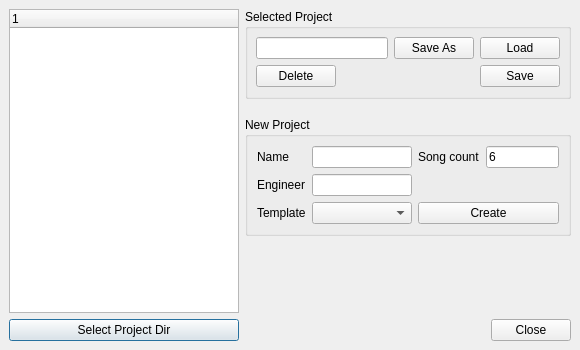
This is src/traverso/ui/ProjectManagerDialog.ui in ErwanLegrand/Traverso-DAW as Qt 5 draws it before an edit. The edited form follows.
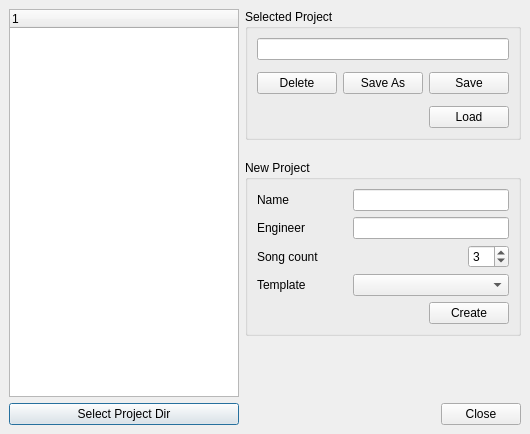
This is the edited form.

```diff
--- a/src/traverso/ui/ProjectManagerDialog.ui
+++ b/src/traverso/ui/ProjectManagerDialog.ui
@@ -5,8 +5,8 @@
    <rect>
     <x>0</x>
     <y>0</y>
-    <width>580</width>
-    <height>350</height>
+    <width>530</width>
+    <height>434</height>
    </rect>
   </property>
   <property name="minimumSize" >
@@ -17,7 +17,7 @@
   </property>
   <property name="maximumSize" >
    <size>
-    <width>580</width>
+    <width>550</width>
     <height>500</height>
    </size>
   </property>
@@ -82,7 +82,7 @@
       <number>0</number>
      </property>
      <property name="spacing" >
-      <number>20</number>
+      <number>6</number>
      </property>
      <item>
       <layout class="QVBoxLayout" >
@@ -90,7 +90,7 @@
         <number>0</number>
        </property>
        <property name="spacing" >
-        <number>18</number>
+        <number>20</number>
        </property>
        <item>
         <widget class="QGroupBox" name="groupBox_2" >
@@ -105,72 +105,74 @@
          </property>
          <layout class="QVBoxLayout" >
           <property name="margin" >
-           <number>8</number>
+           <number>9</number>
           </property>
           <property name="spacing" >
-           <number>6</number>
+           <number>12</number>
           </property>
           <item>
-           <layout class="QGridLayout" >
+           <widget class="QLineEdit" name="selectedProjectName" >
+            <property name="enabled" >
+             <bool>true</bool>
+            </property>
+            <property name="sizePolicy" >
+             <sizepolicy>
+              <hsizetype>7</hsizetype>
+              <vsizetype>0</vsizetype>
+              <horstretch>1</horstretch>
+              <verstretch>0</verstretch>
+             </sizepolicy>
+            </property>
+            <property name="minimumSize" >
+             <size>
+              <width>50</width>
+              <height>0</height>
+             </size>
+            </property>
+            <property name="mouseTracking" >
+             <bool>true</bool>
+            </property>
+            <property name="readOnly" >
+             <bool>false</bool>
+            </property>
+           </widget>
+          </item>
+          <item>
+           <layout class="QHBoxLayout" >
             <property name="margin" >
              <number>0</number>
             </property>
             <property name="spacing" >
              <number>6</number>
             </property>
-            <item row="1" column="1" >
-             <spacer>
-              <property name="orientation" >
-               <enum>Qt::Horizontal</enum>
-              </property>
-              <property name="sizeHint" >
-               <size>
-                <width>40</width>
-                <height>20</height>
-               </size>
-              </property>
-             </spacer>
-            </item>
-            <item row="0" column="0" colspan="2" >
-             <widget class="QLineEdit" name="selectedProjectName" >
-              <property name="sizePolicy" >
-               <sizepolicy>
-                <hsizetype>7</hsizetype>
-                <vsizetype>0</vsizetype>
-                <horstretch>1</horstretch>
-                <verstretch>0</verstretch>
-               </sizepolicy>
-              </property>
-              <property name="minimumSize" >
-               <size>
-                <width>50</width>
-                <height>0</height>
-               </size>
-              </property>
-             </widget>
-            </item>
-            <item row="0" column="2" >
-             <widget class="QPushButton" name="saveAsProjectButton" >
-              <property name="text" >
-               <string>Save As</string>
-              </property>
-             </widget>
-            </item>
-            <item row="1" column="0" >
+            <item>
              <widget class="QPushButton" name="deleteProjectbutton" >
               <property name="text" >
                <string>Delete</string>
               </property>
              </widget>
             </item>
-            <item row="0" column="3" >
-             <widget class="QPushButton" name="loadProjectButton" >
+            <item>
+             <spacer>
+              <property name="orientation" >
+               <enum>Qt::Horizontal</enum>
+              </property>
+              <property name="sizeHint" >
+               <size>
+                <width>40</width>
+                <height>20</height>
+               </size>
+              </property>
+             </spacer>
+            </item>
+            <item>
+             <widget class="QPushButton" name="saveAsProjectButton" >
               <property name="text" >
-               <string>Load</string>
+               <string>Save As</string>
               </property>
              </widget>
             </item>
-            <item row="1" column="3" >
+            <item>
              <widget class="QPushButton" name="saveProjectButton" >
               <property name="text" >
                <string>Save</string>
@@ -179,6 +181,36 @@
             </item>
            </layout>
           </item>
+          <item>
+           <layout class="QHBoxLayout" >
+            <property name="margin" >
+             <number>0</number>
+            </property>
+            <property name="spacing" >
+             <number>6</number>
+            </property>
+            <item>
+             <spacer>
+              <property name="orientation" >
+               <enum>Qt::Horizontal</enum>
+              </property>
+              <property name="sizeHint" >
+               <size>
+                <width>40</width>
+                <height>20</height>
+               </size>
+              </property>
+             </spacer>
+            </item>
+            <item>
+             <widget class="QPushButton" name="loadProjectButton" >
+              <property name="text" >
+               <string>Load</string>
+              </property>
+             </widget>
+            </item>
+           </layout>
+          </item>
          </layout>
         </widget>
        </item>
@@ -193,14 +225,90 @@
          <property name="title" >
           <string>New Project</string>
          </property>
-         <layout class="QGridLayout" >
+         <layout class="QVBoxLayout" >
           <property name="margin" >
            <number>9</number>
           </property>
           <property name="spacing" >
            <number>6</number>
           </property>
-          <item row="0" column="2" >
+          <item>
+           <layout class="QHBoxLayout" >
+            <property name="margin" >
+             <number>0</number>
+            </property>
+            <property name="spacing" >
+             <number>6</number>
+            </property>
+            <item>
+             <widget class="QLabel" name="label_2_2" >
+              <property name="minimumSize" >
+               <size>
+                <width>90</width>
+                <height>0</height>
+               </size>
+              </property>
+              <property name="text" >
+               <string>Name</string>
+              </property>
+             </widget>
+            </item>
+            <item>
+             <widget class="QLineEdit" name="newProjectName" >
+              <property name="sizePolicy" >
+               <sizepolicy>
+                <hsizetype>7</hsizetype>
+                <vsizetype>0</vsizetype>
+                <horstretch>2</horstretch>
+                <verstretch>0</verstretch>
+               </sizepolicy>
+              </property>
+              <property name="minimumSize" >
+               <size>
+                <width>100</width>
+                <height>0</height>
+               </size>
+              </property>
+             </widget>
+            </item>
+           </layout>
+          </item>
+          <item>
+           <layout class="QHBoxLayout" >
+            <property name="margin" >
+             <number>0</number>
+            </property>
+            <property name="spacing" >
+             <number>6</number>
+            </property>
+            <item>
+             <widget class="QLabel" name="label_3_2" >
+              <property name="minimumSize" >
+               <size>
+                <width>90</width>
+                <height>0</height>
+               </size>
+              </property>
+              <property name="text" >
+               <string>Engineer</string>
+              </property>
+             </widget>
+            </item>
+            <item>
+             <widget class="QLineEdit" name="newProjectEngineer" >
+              <property name="sizePolicy" >
+               <sizepolicy>
+                <hsizetype>7</hsizetype>
+                <vsizetype>5</vsizetype>
+                <horstretch>2</horstretch>
+                <verstretch>0</verstretch>
+               </sizepolicy>
+              </property>
+             </widget>
+            </item>
+           </layout>
+          </item>
+          <item>
            <layout class="QHBoxLayout" >
             <property name="margin" >
              <number>0</number>
@@ -216,100 +324,103 @@
              </widget>
             </item>
             <item>
-             <widget class="QLineEdit" name="numberOfSongs" >
+             <spacer>
+              <property name="orientation" >
+               <enum>Qt::Horizontal</enum>
+              </property>
+              <property name="sizeHint" >
+               <size>
+                <width>40</width>
+                <height>20</height>
+               </size>
+              </property>
+             </spacer>
+            </item>
+            <item>
+             <widget class="QSpinBox" name="songCountSpinBox" >
+              <property name="minimum" >
+               <number>1</number>
+              </property>
+              <property name="value" >
+               <number>3</number>
+              </property>
+             </widget>
+            </item>
+           </layout>
+          </item>
+          <item>
+           <layout class="QHBoxLayout" >
+            <property name="margin" >
+             <number>0</number>
+            </property>
+            <property name="spacing" >
+             <number>6</number>
+            </property>
+            <item>
+             <widget class="QLabel" name="label_4_2" >
+              <property name="minimumSize" >
+               <size>
+                <width>90</width>
+                <height>0</height>
+               </size>
+              </property>
+              <property name="text" >
+               <string>Template</string>
+              </property>
+             </widget>
+            </item>
+            <item>
+             <widget class="QComboBox" name="templateComboBox" >
               <property name="sizePolicy" >
                <sizepolicy>
                 <hsizetype>5</hsizetype>
-                <vsizetype>5</vsizetype>
+                <vsizetype>0</vsizetype>
+                <horstretch>2</horstretch>
+                <verstretch>0</verstretch>
+               </sizepolicy>
+              </property>
+             </widget>
+            </item>
+           </layout>
+          </item>
+          <item>
+           <layout class="QHBoxLayout" >
+            <property name="margin" >
+             <number>0</number>
+            </property>
+            <property name="spacing" >
+             <number>6</number>
+            </property>
+            <item>
+             <spacer>
+              <property name="orientation" >
+               <enum>Qt::Horizontal</enum>
+              </property>
+              <property name="sizeHint" >
+               <size>
+                <width>40</width>
+                <height>20</height>
+               </size>
+              </property>
+             </spacer>
+            </item>
+            <item>
+             <widget class="QPushButton" name="createProjectButton" >
+              <property name="sizePolicy" >
+               <sizepolicy>
+                <hsizetype>5</hsizetype>
+                <vsizetype>0</vsizetype>
                 <horstretch>0</horstretch>
                 <verstretch>0</verstretch>
                </sizepolicy>
               </property>
               <property name="text" >
-               <string>6</string>
+               <string>Create</string>
               </property>
              </widget>
             </item>
            </layout>
           </item>
-          <item row="2" column="2" >
-           <widget class="QPushButton" name="createProjectButton" >
-            <property name="sizePolicy" >
-             <sizepolicy>
-              <hsizetype>5</hsizetype>
-              <vsizetype>0</vsizetype>
-              <horstretch>0</horstretch>
-              <verstretch>0</verstretch>
-             </sizepolicy>
-            </property>
-            <property name="text" >
-             <string>Create</string>
-            </property>
-           </widget>
-          </item>
-          <item row="2" column="0" >
-           <widget class="QLabel" name="label_4_2" >
-            <property name="text" >
-             <string>Template</string>
-            </property>
-           </widget>
-          </item>
-          <item row="1" column="0" >
-           <widget class="QLabel" name="label_3_2" >
-            <property name="text" >
-             <string>Engineer</string>
-            </property>
-           </widget>
-          </item>
-          <item row="0" column="0" >
-           <widget class="QLabel" name="label_2_2" >
-            <property name="text" >
-             <string>Name</string>
-            </property>
-           </widget>
-          </item>
-          <item row="0" column="1" >
-           <widget class="QLineEdit" name="newProjectName" >
-            <property name="sizePolicy" >
-             <sizepolicy>
-              <hsizetype>7</hsizetype>
-              <vsizetype>0</vsizetype>
-              <horstretch>2</horstretch>
-              <verstretch>0</verstretch>
-             </sizepolicy>
-            </property>
-            <property name="minimumSize" >
-             <size>
-              <width>100</width>
-              <height>0</height>
-             </size>
-            </property>
-           </widget>
-          </item>
-          <item row="1" column="1" >
-           <widget class="QLineEdit" name="newProjectEngineer" >
-            <property name="sizePolicy" >
-             <sizepolicy>
-              <hsizetype>7</hsizetype>
-              <vsizetype>0</vsizetype>
-              <horstretch>2</horstretch>
-              <verstretch>0</verstretch>
-             </sizepolicy>
-            </property>
-           </widget>
-          </item>
-          <item row="2" column="1" >
-           <widget class="QComboBox" name="templateComboBox" >
-            <property name="sizePolicy" >
-             <sizepolicy>
-              <hsizetype>5</hsizetype>
-              <vsizetype>0</vsizetype>
-              <horstretch>2</horstretch>
-              <verstretch>0</verstretch>
-             </sizepolicy>
-            </property>
-           </widget>
-          </item>
          </layout>
         </widget>
        </item>
@@ -322,8 +433,8 @@
        </property>
        <property name="sizeHint" >
         <size>
-         <width>20</width>
-         <height>40</height>
+         <width>273</width>
+         <height>16</height>
         </size>
        </property>
       </spacer>
```
Left out of the diff: 16 changed lines with no effect on the pictures.
